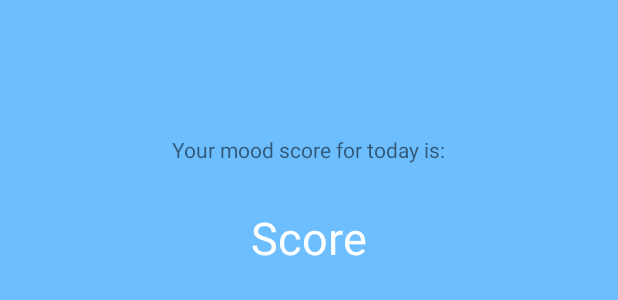
After one commit to AXG1011/WellbeingApp, an Android app: the layout activity_mood_score.xml on its own in the app's theme, with its tools: preview values and no code run, on a phone screen of 412 x 824 dp. The commit adds this screen. Shown: the top 300 px of the screen. Run offline under Robolectric (Android 15) with nearby library versions, the phone set to English and light mode, and no system bars.

```diff
--- /dev/null
+++ b/app/src/main/res/layout/activity_mood_score.xml
@@ -0,0 +1,35 @@
+<?xml version="1.0" encoding="utf-8"?>
+<RelativeLayout xmlns:android="http://schemas.android.com/apk/res/android"
+    xmlns:app="http://schemas.android.com/apk/res-auto"
+    xmlns:tools="http://schemas.android.com/tools"
+    android:layout_width="match_parent"
+    android:layout_height="match_parent"
+    android:background="#6CBEFF"
+    tools:context=".MoodScoreActivity">
+
+
+    <TextView
+        android:id="@+id/textView11"
+        android:layout_width="wrap_content"
+        android:layout_height="wrap_content"
+        android:layout_alignParentTop="true"
+        android:layout_centerHorizontal="true"
+        android:layout_marginTop="90dp"
+        android:text="Your mood score for today is:"
+        tools:layout_editor_absoluteX="89dp"
+        tools:layout_editor_absoluteY="218dp" />
+
+    <TextView
+        android:id="@+id/daily_mood_score"
+        android:layout_width="wrap_content"
+        android:layout_height="wrap_content"
+        android:layout_alignParentTop="true"
+        android:layout_centerHorizontal="true"
+        android:layout_marginTop="138dp"
+        android:text="Score"
+        android:textColor="#FFF"
+        android:textSize="30dp"
+        tools:layout_editor_absoluteX="142dp"
+        tools:layout_editor_absoluteY="272dp" />
+
+</RelativeLayout>
--- a/app/src/main/res/values/styles.xml
+++ b/app/src/main/res/values/styles.xml
@@ -16,4 +16,11 @@
 
     <style name="AppTheme.PopupOverlay" parent="ThemeOverlay.AppCompat.Light" />
 
+    <style name="AppTheme.CustomTheme" parent="Theme.AppCompat.Light.NoActionBar">
+        <item name="android:windowActionBar">false</item>
+        <item name="android:windowNoTitle">true</item>
+        <item name="android:windowIsTranslucent">true</item>
+        <item name="android:windowCloseOnTouchOutside">true</item>
+    </style>
+
 </resources>
```
Also changed, not shown: app/src/main/AndroidManifest.xml (+5 -3 lines), app/src/main/java/com/example/well_beingapp/MoodQuizActivity.java (+96 -7 lines), app/src/main/java/com/example/well_beingapp/MoodScoreActivity.java (added, +33 -0 lines), app/src/main/res/layout/activity_mood_quiz.xml (+16 -15 lines).
